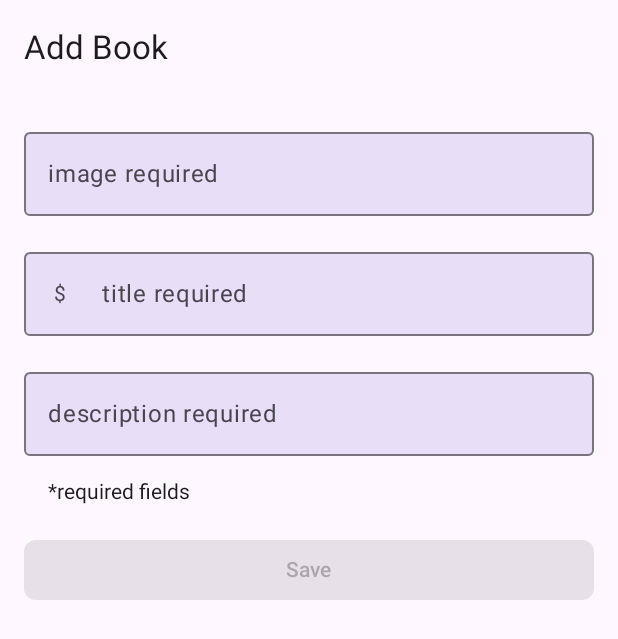
After one commit to asmuam/Digilib, an Android app built with Jetpack Compose: the BookEntryScreen screen opened through its navigation route, on a phone screen of 412 x 824 dp. The commit adds this screen. Shown: the top 639 px of the screen. Run offline under Robolectric (Android 15) with nearby library versions, the phone set to English and light mode, and no system bars.

Commit message:
UI : use scaffold, add book entry

```diff
--- a/app/build.gradle.kts
+++ b/app/build.gradle.kts
@@ -56,9 +56,10 @@ dependencies {
     implementation("androidx.activity:activity-compose:1.8.1")
     implementation(platform("androidx.compose:compose-bom:2023.03.00"))
     implementation("androidx.compose.ui:ui")
+    implementation("androidx.compose.ui:ui-tooling")
     implementation("androidx.compose.ui:ui-graphics")
     implementation("androidx.compose.ui:ui-tooling-preview")
-    implementation("androidx.compose.material3:material3")
+    implementation("androidx.compose.material3:material3:1.1.2")
     implementation("androidx.navigation:navigation-runtime-ktx:2.7.5")
     implementation("androidx.constraintlayout:constraintlayout-compose:1.0.1")
     testImplementation("junit:junit:4.13.2")
--- a/app/src/main/java/com/polstat/digilib/MainActivity.kt
+++ b/app/src/main/java/com/polstat/digilib/MainActivity.kt
@@ -9,7 +9,6 @@ class MainActivity : ComponentActivity() {
         super.onCreate(savedInstanceState)
         setContent {
             App()
-            //BookCollectionScreen()
         }
     }
 }
--- /dev/null
+++ b/app/src/main/java/com/polstat/digilib/ui/screen/BookEntryScreen.kt
@@ -0,0 +1,153 @@
+package com.polstat.digilib.ui.screen
+
+import androidx.compose.foundation.layout.Arrangement
+import androidx.compose.foundation.layout.Column
+import androidx.compose.foundation.layout.fillMaxWidth
+import androidx.compose.foundation.layout.padding
+import androidx.compose.foundation.rememberScrollState
+import androidx.compose.foundation.text.KeyboardOptions
+import androidx.compose.foundation.verticalScroll
+import androidx.compose.material3.Button
+import androidx.compose.material3.ExperimentalMaterial3Api
+import androidx.compose.material3.MaterialTheme
+import androidx.compose.material3.OutlinedTextField
+import androidx.compose.material3.OutlinedTextFieldDefaults
+import androidx.compose.material3.Scaffold
+import androidx.compose.material3.Text
+import androidx.compose.material3.TopAppBar
+import androidx.compose.runtime.Composable
+import androidx.compose.ui.Modifier
+import androidx.compose.ui.res.dimensionResource
+import androidx.compose.ui.res.stringResource
+import androidx.compose.ui.text.input.KeyboardType
+import androidx.compose.ui.tooling.preview.Preview
+import androidx.lifecycle.viewmodel.compose.viewModel
+import com.polstat.digilib.R
+import java.util.Currency
+import java.util.Locale
+
+@OptIn(ExperimentalMaterial3Api::class)
+@Composable
+fun BookEntryScreen(
+    viewModel: ItemEntryViewModel = viewModel(),
+    onBackClick: () -> Unit,
+) {
+    Scaffold(
+        topBar = {
+            TopAppBar(
+                title = {
+                    Text("Add Book") // Ganti dengan judul yang sesuai
+                },
+                navigationIcon = {
+                    // Tambahkan ikon navigasi jika diperlukan
+                }
+            )
+        }
+    ) { innerPadding ->
+        ItemEntryBody(
+            itemUiState = viewModel.itemUiState,
+            onItemValueChange = viewModel::updateUiState,
+            onSaveClick = { },
+            modifier = Modifier
+                .padding(innerPadding)
+                .verticalScroll(rememberScrollState())
+                .fillMaxWidth()
+        )
+    }
+}
+
+@Composable
+fun ItemEntryBody(
+    itemUiState: ItemUiState,
+    onItemValueChange: (ItemDetails) -> Unit,
+    onSaveClick: () -> Unit,
+    modifier: Modifier = Modifier
+) {
+    Column(
+        verticalArrangement = Arrangement.spacedBy(dimensionResource(id = R.dimen.padding_large)),
+        modifier = modifier.padding(dimensionResource(id = R.dimen.padding_medium))
+    ) {
+        ItemInputForm(
+            itemDetails = itemUiState.itemDetails,
+            onValueChange = onItemValueChange,
+            modifier = Modifier.fillMaxWidth()
+        )
+        Button(
+            onClick = onSaveClick,
+            enabled = itemUiState.isEntryValid,
+            shape = MaterialTheme.shapes.small,
+            modifier = Modifier.fillMaxWidth()
+        ) {
+            Text(text = stringResource(R.string.save_action))
+        }
+    }
+}
+
+@OptIn(ExperimentalMaterial3Api::class)
+@Composable
+fun ItemInputForm(
+    itemDetails: ItemDetails,
+    modifier: Modifier = Modifier,
+    onValueChange: (ItemDetails) -> Unit = {},
+    enabled: Boolean = true
+) {
+    Column(
+        modifier = modifier,
+        verticalArrangement = Arrangement.spacedBy(dimensionResource(id = R.dimen.padding_medium))
+    ) {
+        OutlinedTextField(
+            value = itemDetails.image,
+            onValueChange = { onValueChange(itemDetails.copy(image = it)) },
+            label = { Text("image required") },
+            colors = OutlinedTextFieldDefaults.colors(
+                focusedContainerColor = MaterialTheme.colorScheme.secondaryContainer,
+                unfocusedContainerColor = MaterialTheme.colorScheme.secondaryContainer,
+                disabledContainerColor = MaterialTheme.colorScheme.secondaryContainer,
+            ),
+            modifier = Modifier.fillMaxWidth(),
+            enabled = enabled,
+            singleLine = true
+        )
+        OutlinedTextField(
+            value = itemDetails.title,
+            onValueChange = { onValueChange(itemDetails.copy(title = it)) },
+            keyboardOptions = KeyboardOptions(keyboardType = KeyboardType.Decimal),
+            label = { Text("title required") },
+            colors = OutlinedTextFieldDefaults.colors(
+                focusedContainerColor = MaterialTheme.colorScheme.secondaryContainer,
+                unfocusedContainerColor = MaterialTheme.colorScheme.secondaryContainer,
+                disabledContainerColor = MaterialTheme.colorScheme.secondaryContainer,
+            ),
+            leadingIcon = { Text(Currency.getInstance(Locale.getDefault()).symbol) },
+            modifier = Modifier.fillMaxWidth(),
+            enabled = enabled,
+            singleLine = true
+        )
+        OutlinedTextField(
+            value = itemDetails.description,
+            onValueChange = { onValueChange(itemDetails.copy(description = it)) },
+            keyboardOptions = KeyboardOptions(keyboardType = KeyboardType.Number),
+            label = { Text("description required") },
+            colors = OutlinedTextFieldDefaults.colors(
+                focusedContainerColor = MaterialTheme.colorScheme.secondaryContainer,
+                unfocusedContainerColor = MaterialTheme.colorScheme.secondaryContainer,
+                disabledContainerColor = MaterialTheme.colorScheme.secondaryContainer,
+            ),
+            modifier = Modifier.fillMaxWidth(),
+            enabled = enabled,
+            singleLine = true
+        )
+        if (enabled) {
+            Text(
+                text = stringResource(R.string.required_fields),
+                modifier = Modifier.padding(start = dimensionResource(id = R.dimen.padding_medium))
+            )
+        }
+    }
+}
+
+@Preview(showBackground = true)
+@Composable
+private fun BookEntryScreenPreview() {
+    BookEntryScreen(onBackClick = {},)
+}
--- /dev/null
+++ b/app/src/main/java/com/polstat/digilib/ui/screen/BookEntryViewModel.kt
@@ -0,0 +1,81 @@
+package com.polstat.digilib.ui.screen
+
+import androidx.compose.runtime.getValue
+import androidx.compose.runtime.mutableStateOf
+import androidx.compose.runtime.setValue
+import androidx.lifecycle.ViewModel
+import com.polstat.digilib.data.Item
+
+/**
+ * ViewModel to validate and insert items in the Room database.
+ */
+class ItemEntryViewModel : ViewModel() {
+
+    /**
+     * Holds current item ui state
+     */
+    var itemUiState by mutableStateOf(ItemUiState())
+        private set
+
+    /**
+     * Updates the [itemUiState] with the value provided in the argument. This method also triggers
+     * a validation for input values.
+     */
+    fun updateUiState(itemDetails: ItemDetails) {
+        itemUiState =
+            ItemUiState(itemDetails = itemDetails, isEntryValid = validateInput(itemDetails))
+    }
+
+    private fun validateInput(uiState: ItemDetails = itemUiState.itemDetails): Boolean {
+        return with(uiState) {
+            image.isNotBlank() && title.isNotBlank() && description.isNotBlank()
+        }
+    }
+}
+
+/**
+ * Represents Ui State for an Item.
+ */
+data class ItemUiState(
+    val itemDetails: ItemDetails = ItemDetails(),
+    val isEntryValid: Boolean = false
+)
+
+data class ItemDetails(
+    val id: Int = 0,
+    val image: String = "",
+    val title: String = "",
+    val description: String = "",
+)
+
+/**
+ * Extension function to convert [ItemDetails] to [Item]. If the value of [ItemDetails.price] is
+ * not a valid [Double], then the price will be set to 0.0. Similarly if the value of
+ * [ItemDetails.quantity] is not a valid [Int], then the quantity will be set to 0
+ */
+fun ItemDetails.toItem(): Item = Item(
+    id = id,
+    image = image,
+    title = title,
+    description = description
+)
+
+
+
+/**
+ * Extension function to convert [Item] to [ItemUiState]
+ */
+fun Item.toItemUiState(isEntryValid: Boolean = false): ItemUiState = ItemUiState(
+    itemDetails = this.toItemDetails(),
+    isEntryValid = isEntryValid
+)
+
+/**
+ * Extension function to convert [Item] to [ItemDetails]
+ */
+fun Item.toItemDetails(): ItemDetails = ItemDetails(
+    id = id,
+    image = image,
+    title = title,
+    description = description
+)
--- a/build.gradle.kts
+++ b/build.gradle.kts
@@ -1,5 +1,5 @@
 // Top-level build file where you can add configuration options common to all sub-projects/modules.
 plugins {
-    id("com.android.application") version "8.1.3" apply false
+    id("com.android.application") version "8.1.4" apply false
     id("org.jetbrains.kotlin.android") version "1.8.10" apply false
 }
```
Also changed, not shown: app/src/main/java/com/polstat/digilib/App.kt (+20 -17 lines), app/src/main/java/com/polstat/digilib/data/Item.kt (added, +8 -0 lines), app/src/main/java/com/polstat/digilib/ui/screen/BookCollectionScreen.kt (+74 -3 lines), app/src/main/res/values/dimens.xml (added, +23 -0 lines), app/src/main/res/values/strings.xml (+20 -0 lines).
